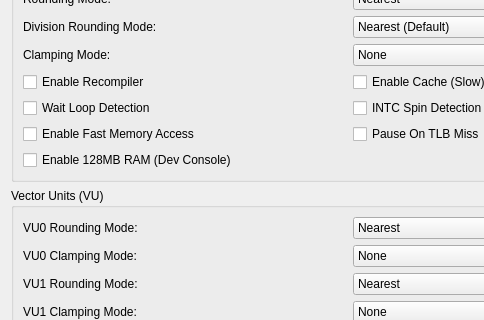
Before: the Qt Designer form pcsx2-qt/Settings/AdvancedSettingsWidget.ui in PCSX2/pcsx2, drawn with Qt 5; both pictures show x 0 to 484 and y 86 to 406 of the 700 by 1100 pixel window.
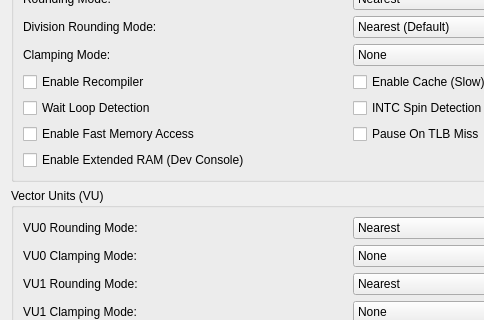
After: the same form once the commit is applied.

Commit message: Enable extension of IOP RAM to devkit spec (8MB)

Patch:
```diff
--- a/pcsx2-qt/Settings/AdvancedSettingsWidget.ui
+++ b/pcsx2-qt/Settings/AdvancedSettingsWidget.ui
@@ -176,7 +176,7 @@
         <item row="3" column="0">
          <widget class="QCheckBox" name="extraMemory">
           <property name="text">
-           <string>Enable 128MB RAM (Dev Console)</string>
+           <string>Enable Extended RAM (Dev Console)</string>
           </property>
          </widget>
         </item>
```
The commit also changes 10 other files.
